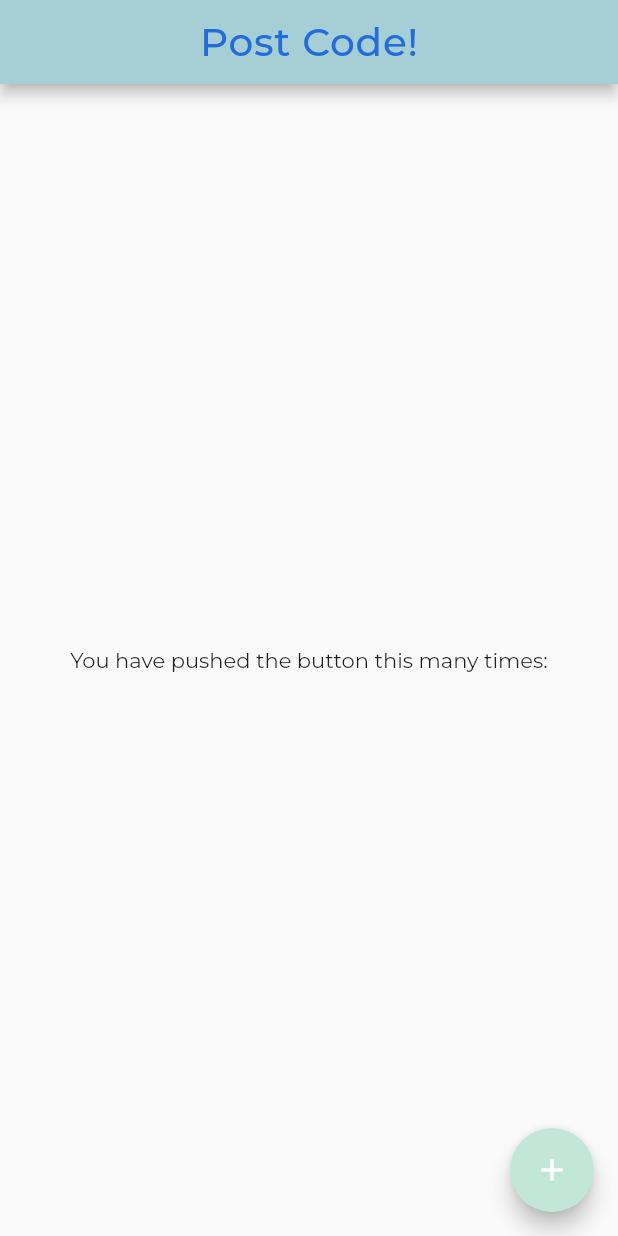
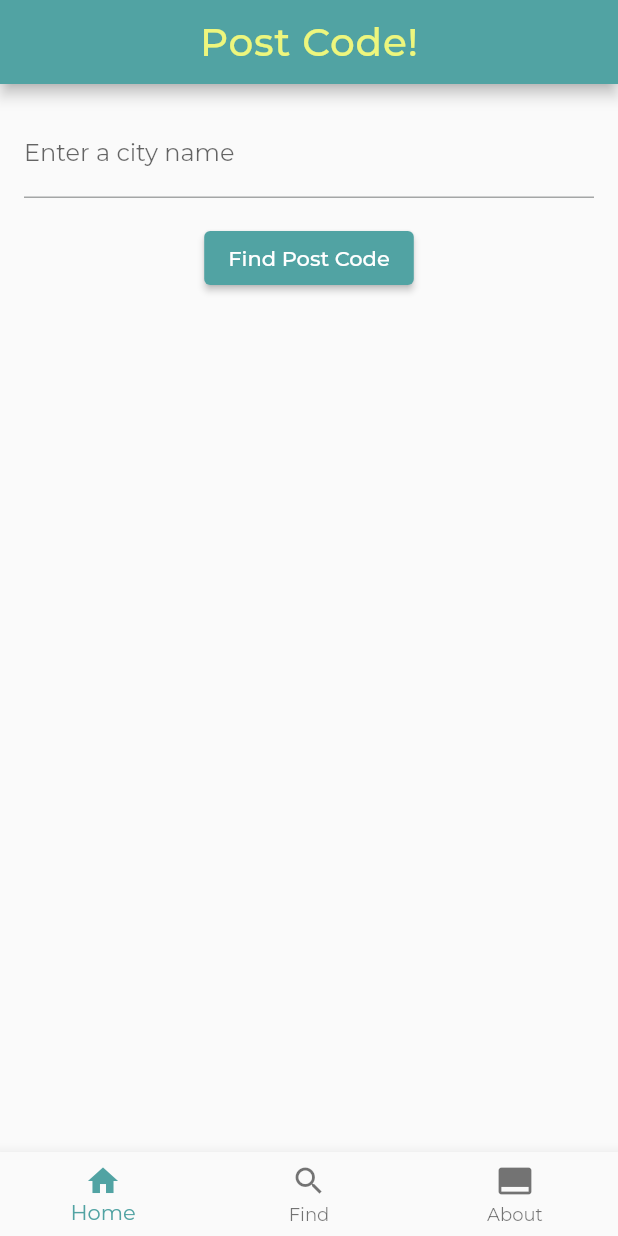
Before and after one commit to Korniev/post_code_app, a Flutter app: the screen it shows after launch, on a phone screen of 412 x 824 dp. Run offline on Flutter 3.47's test engine with Material 2 defaults, Android fonts, the phone set to English and light mode, and no system bars; our stand-ins replace google_fonts.

Commit message:
version 1.0.2

```diff
--- a/lib/main.dart
+++ b/lib/main.dart
@@ -20,12 +20,12 @@ class MyApp extends StatelessWidget {
         ),
         colorScheme: ColorScheme.fromSeed(
           seedColor: const Color(0xFFDDDDDD),
-          primary: const Color(0xFFA6CFD5),
+          primary: const Color(0xFF51A3A3),
           secondary: const Color(0xFFC2E7D9),
           tertiary: const Color(0xFF247BA0),
         ),
       ),
-      home: const HomePage(),
+      home: HomePage(),
     );
   }
 }
--- a/lib/screens/home_page.dart
+++ b/lib/screens/home_page.dart
@@ -1,5 +1,6 @@
 import 'package:flutter/material.dart';
 import 'package:google_fonts/google_fonts.dart';
+import 'package:post_code_app/services/post_code_service.dart';
 import 'package:post_code_app/styles/app_styles.dart';
 
 class HomePage extends StatefulWidget {
@@ -10,6 +11,16 @@ class HomePage extends StatefulWidget {
 }
 
 class _HomePageState extends State<HomePage> {
+  final TextEditingController _controller = TextEditingController();
+  String _response = '';
+  final PostCodeService _postCodeService = PostCodeService();
+
+  void updateResponse(String response) {
+    setState(() {
+      _response = response;
+    });
+  }
+
   @override
   Widget build(BuildContext context) {
     return Scaffold(
@@ -20,27 +31,63 @@ class _HomePageState extends State<HomePage> {
           "Post Code!",
           style: GoogleFonts.montserrat(
               textStyle: const TextStyle(
-            color: AppStyles.celticblue,
+            color: AppStyles.mindaro,
             letterSpacing: .5,
             fontSize: 26,
           )),
         ),
         centerTitle: true,
       ),
-      body: const Center(
+      body: Center(
         child: Column(
-          mainAxisAlignment: MainAxisAlignment.center,
+          mainAxisAlignment: MainAxisAlignment.start,
           children: <Widget>[
+            Padding(
+              padding: const EdgeInsets.all(16.0),
+              child: TextField(
+                controller: _controller,
+                decoration: InputDecoration(
+                  labelText: 'Enter a city name',
+                ),
+              ),
+            ),
+            ElevatedButton(
+              onPressed: () {
+                _postCodeService.fetchPostCode(
+                    _controller.text, updateResponse);
+              },
+              child: Text('Find Post Code'),
+            ),
             Text(
-              'You have pushed the button this many times:',
+              _response,
+              style: GoogleFonts.montserrat(
+                textStyle: const TextStyle(
+                  color: AppStyles.celticblue,
+                  letterSpacing: .5,
+                  fontSize: 20,
+                ),
+              ),
             ),
           ],
         ),
       ),
-      floatingActionButton: FloatingActionButton(
-        onPressed: () {},
-        tooltip: 'Increment',
-        child: const Icon(Icons.add),
+      bottomNavigationBar: BottomNavigationBar(
+        type: BottomNavigationBarType.fixed,
+        items: <BottomNavigationBarItem>[
+          BottomNavigationBarItem(
+            icon: Icon(Icons.home),
+            label: 'Home',
+          ),
+          BottomNavigationBarItem(
+            icon: Icon(Icons.search),
+            label: 'Find',
+            backgroundColor: AppStyles.celticblue,
+          ),
+          BottomNavigationBarItem(
+              icon: Icon(Icons.call_to_action),
+              label: 'About',
+              backgroundColor: AppStyles.celticblue),
+        ],
       ),
     );
   }
--- /dev/null
+++ b/lib/services/post_code_service.dart
@@ -0,0 +1,16 @@
+import 'dart:convert';
+
+import 'package:http/http.dart' as http;
+
+class PostCodeService {
+  Future<void> fetchPostCode(String query, Function(String) callback) async {
+    var url = Uri.parse('https://api.zippopotam.us/es/ct/$query');
+    var response = await http.get(url);
+
+    if (response.statusCode >= 200 && response.statusCode < 300) {
+      callback(json.decode(response.body).toString());
+    } else {
+      callback('Error: ${response.statusCode}');
+    }
+  }
+}
--- a/pubspec.yaml
+++ b/pubspec.yaml
@@ -36,6 +36,7 @@ dependencies:
   # Use with the CupertinoIcons class for iOS style icons.
   cupertino_icons: ^1.0.2
   google_fonts: ^6.1.0
+  http: ^1.1.0
 
 dev_dependencies:
   flutter_test:
```
Also changed, not shown: pubspec.lock.
